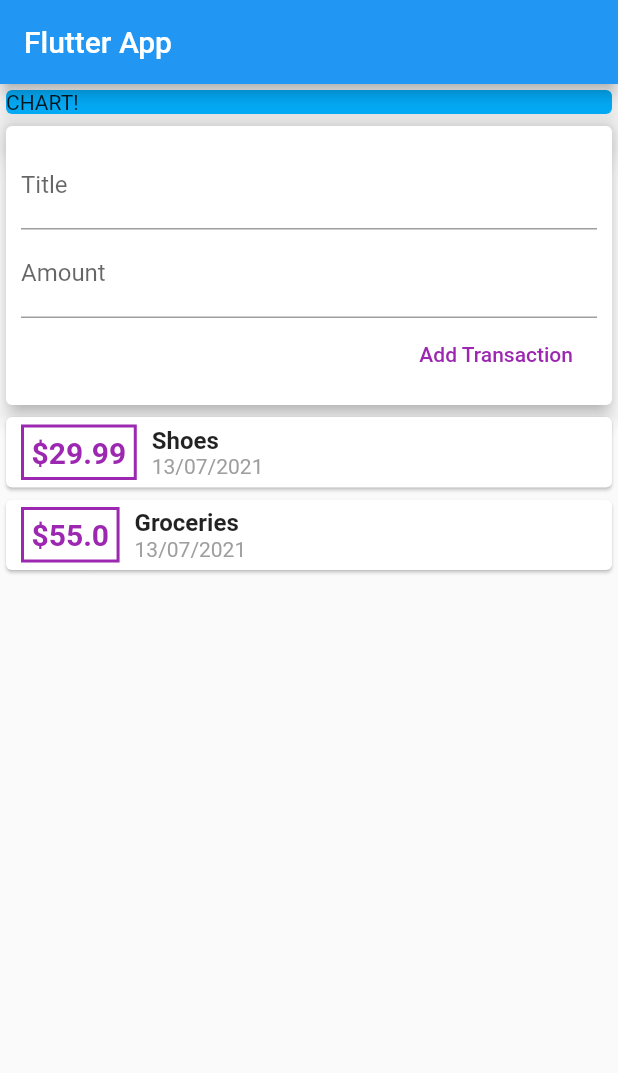
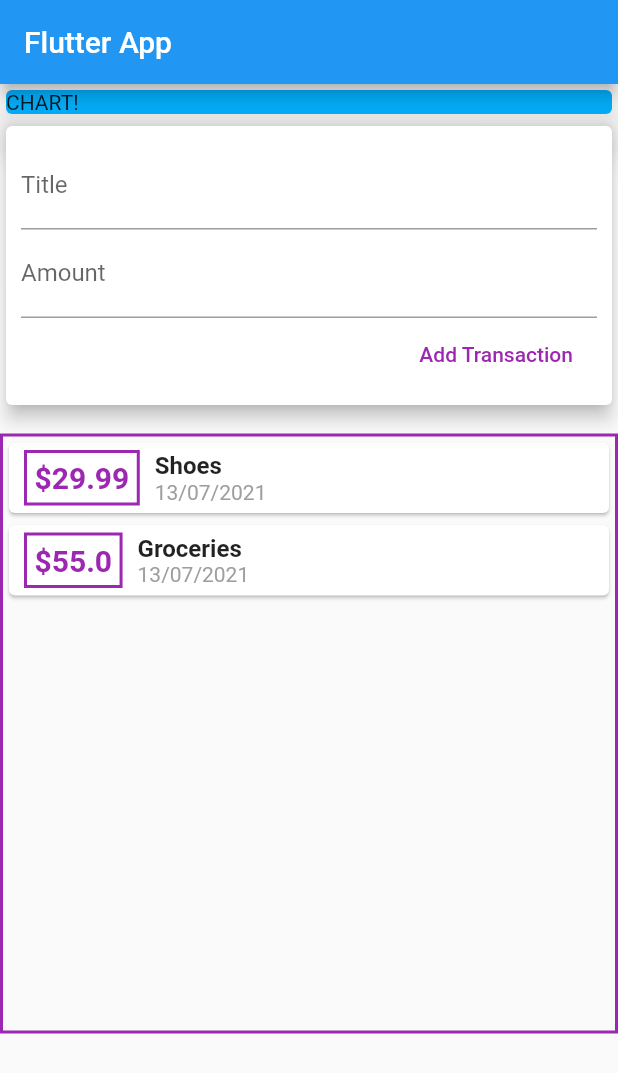
Before and after one commit to roeechen01/PersonalExpensesApp, a Flutter app: the screen it shows after launch, on a phone screen of 412 x 824 dp. Shown: the top 1073 px of the screen. Run offline on Flutter 3.47's test engine with Material 2 defaults, Android fonts, the phone set to English and light mode, and no system bars.

Commit message:
Transactions list is now scrollable

```diff
--- a/lib/main.dart
+++ b/lib/main.dart
@@ -23,7 +23,8 @@ class MyHomePage extends StatelessWidget {
         appBar: AppBar(
           title: Text('Flutter App'),
         ),
-        body: Column(
+        body: SingleChildScrollView(
+          child: Column(
             mainAxisAlignment: MainAxisAlignment.start,
             children: [
               Container(
@@ -36,6 +37,7 @@ class MyHomePage extends StatelessWidget {
               ),
               UserTransactions()
             ],
+          ),
         ));
   }
 }
--- a/lib/widgets/transacrions_list.dart
+++ b/lib/widgets/transacrions_list.dart
@@ -9,7 +9,14 @@ class TransactionsList extends StatelessWidget {
 
   @override
   Widget build(BuildContext context) {
-    return Column(
+    return Container(
+      margin: EdgeInsets.fromLTRB(0, 15, 0, 0),
+      height: 400,
+      decoration: BoxDecoration(
+          border: Border.all(
+              color: Colors.purple, width: 2, style: BorderStyle.solid)),
+      child: SingleChildScrollView(
+        child: Column(
           children: transactions
               .map((tx) => Card(
                     child: Row(
@@ -21,7 +28,8 @@ class TransactionsList extends StatelessWidget {
                                   color: Colors.purple,
                                   style: BorderStyle.solid,
                                   width: 2)),
-                      margin: EdgeInsets.symmetric(horizontal: 10, vertical: 5),
+                          margin:
+                              EdgeInsets.symmetric(horizontal: 10, vertical: 5),
                           child: Text(
                             '\$${tx.amount}',
                             style: TextStyle(
@@ -47,6 +55,8 @@ class TransactionsList extends StatelessWidget {
                     ),
                   ))
               .toList(),
+        ),
+      ),
     );
   }
 }
```
Lines whose indentation alone changed are shown as unchanged.
